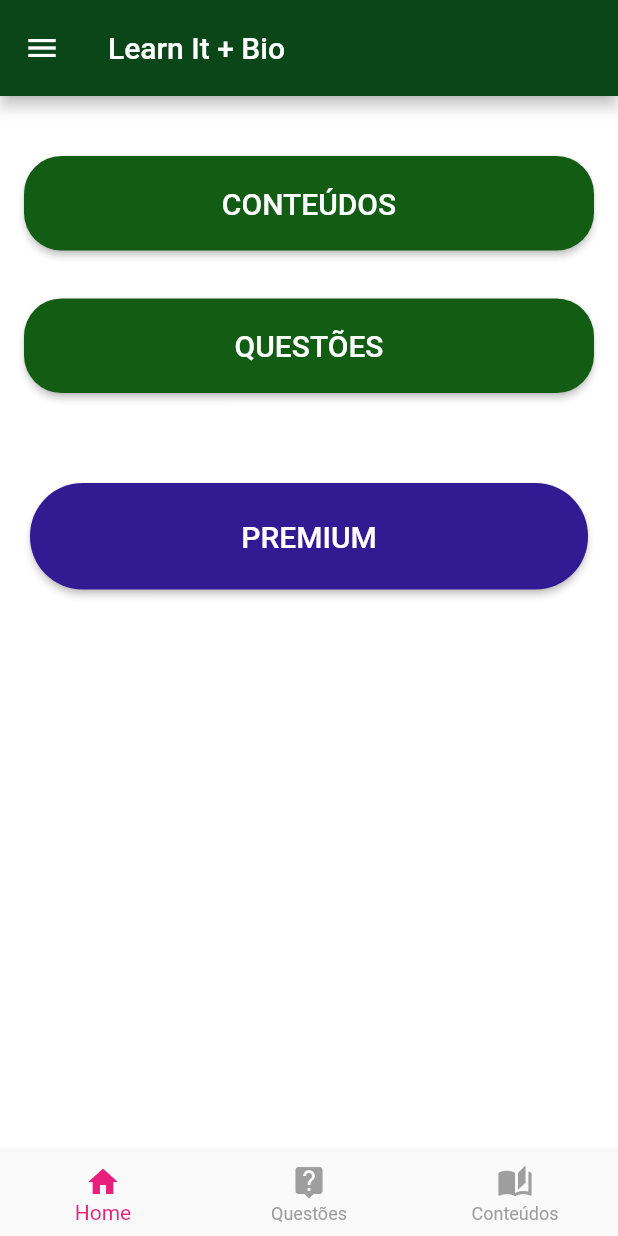
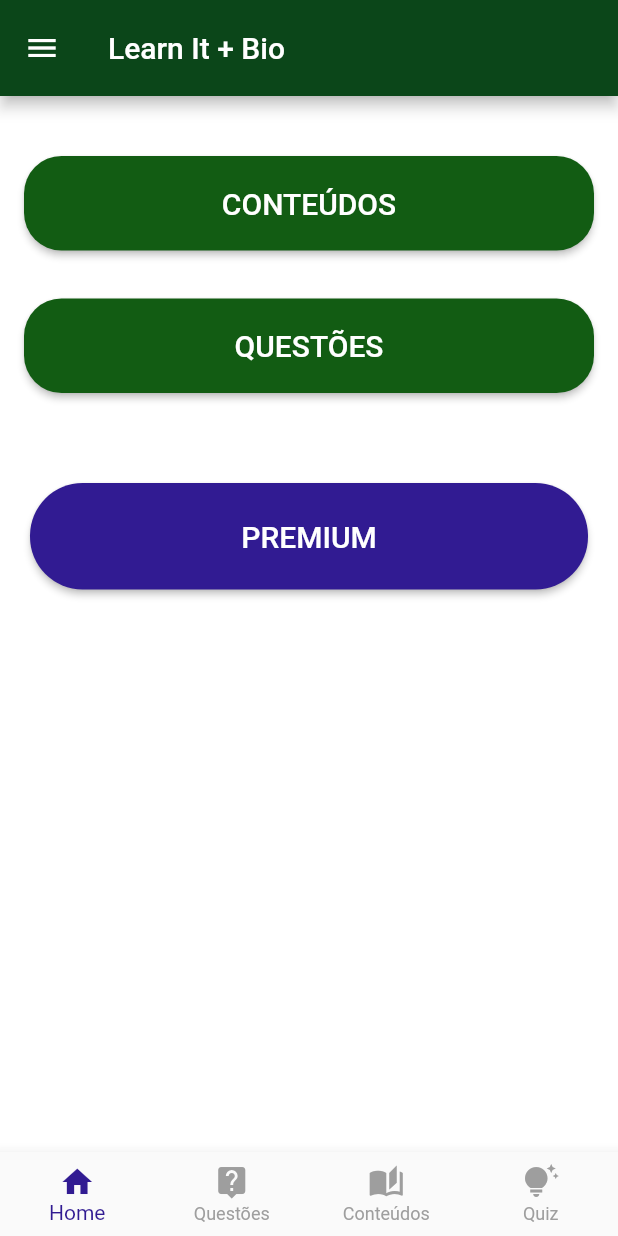
Before and after one commit to Ronaldo913/Learnit2.0, a Flutter app: the HomePage screen opened directly, on a phone screen of 412 x 824 dp. Run offline on Flutter 3.47's test engine with Material 2 defaults, Android fonts, the phone set to English and light mode, and no system bars; missing offline and left inert: dart:ffi; network calls fail.

Commit message:
Update home_page.dart

```diff
--- a/lib/pages/home_page.dart
+++ b/lib/pages/home_page.dart
@@ -94,7 +94,7 @@ class _HomePageState extends State<HomePage> {
         type: BottomNavigationBarType.fixed,
         showUnselectedLabels: true,
         unselectedItemColor: Colors.grey,
-        selectedItemColor: const Color(0xFFE81F7C),
+        selectedItemColor: Colors.deepPurple[900],
         currentIndex: selectedIndex,
         onTap: (index) {
           setState(() {
@@ -114,6 +114,10 @@ class _HomePageState extends State<HomePage> {
             icon: Icon(Icons.auto_stories),
             label: 'Conteúdos',
           ),
+          BottomNavigationBarItem(
+            icon: Icon(Icons.tips_and_updates),
+            label: 'Quiz',
+          ),
         ],
 
       ),
```
